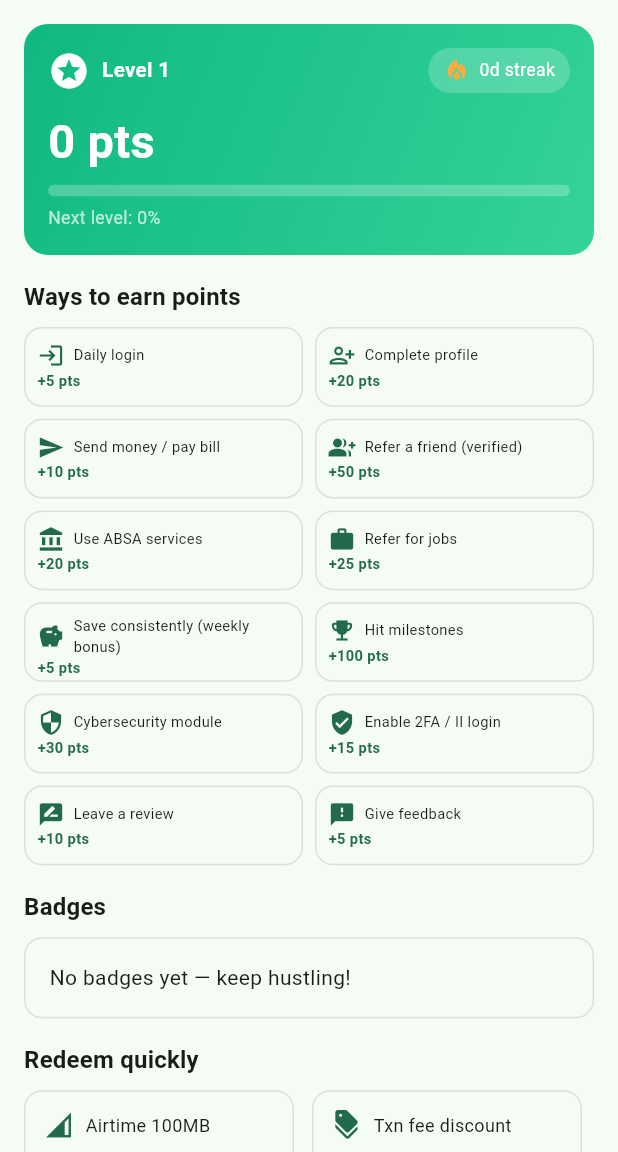
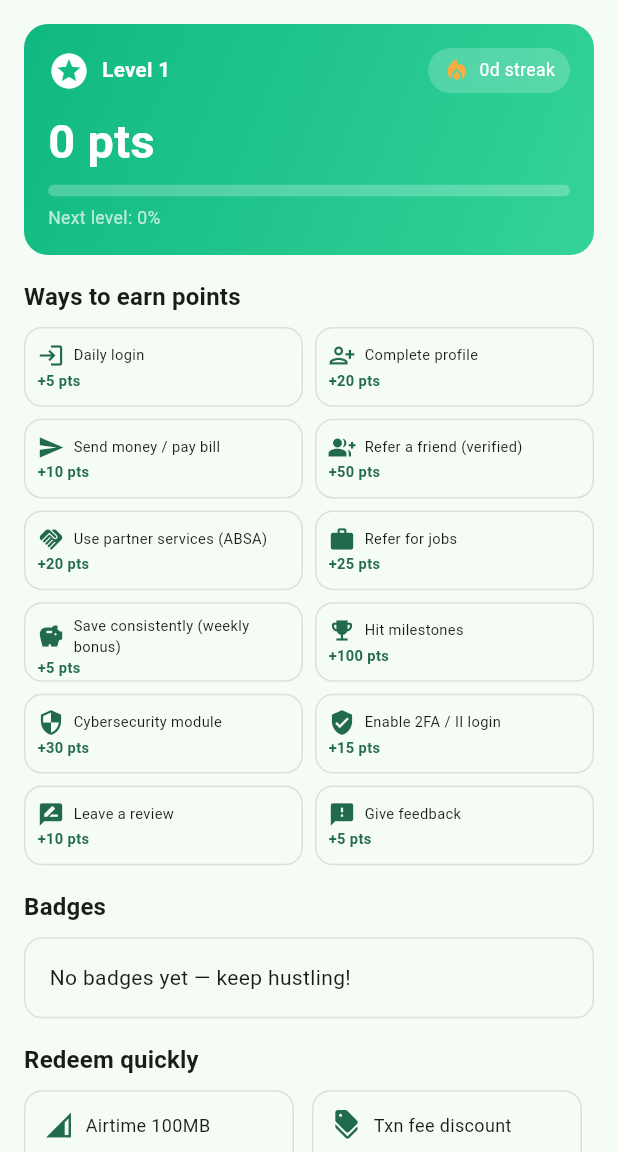
Before and after one commit to Veranzi/Jasho, a Flutter app: the GamificationScreen screen opened by its route, on a phone screen of 412 x 824 dp, the part 84-1236 px from its top. Run offline on Flutter 3.47's test engine with Material 3 defaults, Android fonts, the phone set to English and light mode, and no system bars; our stand-ins replace fl_chart, flutter_screenutil, intl_phone_field, printing, responsive_framework, shared_preferences; accounts and stored records are empty.

Commit message:
Refactor: Update gamification item text for clarity
Co-authored-by: leparitours <leparitours@gmail.com>

```diff
--- a/jashoo/lib/screens/gamification/gamification_screen.dart
+++ b/jashoo/lib/screens/gamification/gamification_screen.dart
@@ -196,7 +196,7 @@ class _EarnGrid extends StatelessWidget {
       _EarnItem(Icons.person_add_alt, 'Complete profile', 20),
       _EarnItem(Icons.send, 'Send money / pay bill', 10),
       _EarnItem(Icons.group_add, 'Refer a friend (verified)', 50),
-      _EarnItem(Icons.account_balance, 'Use ABSA services', 20),
+      _EarnItem(Icons.handshake, 'Use partner services (ABSA)', 20),
       _EarnItem(Icons.work, 'Refer for jobs', 25),
       _EarnItem(Icons.savings, 'Save consistently (weekly bonus)', 5),
       _EarnItem(Icons.emoji_events, 'Hit milestones', 100),
```
